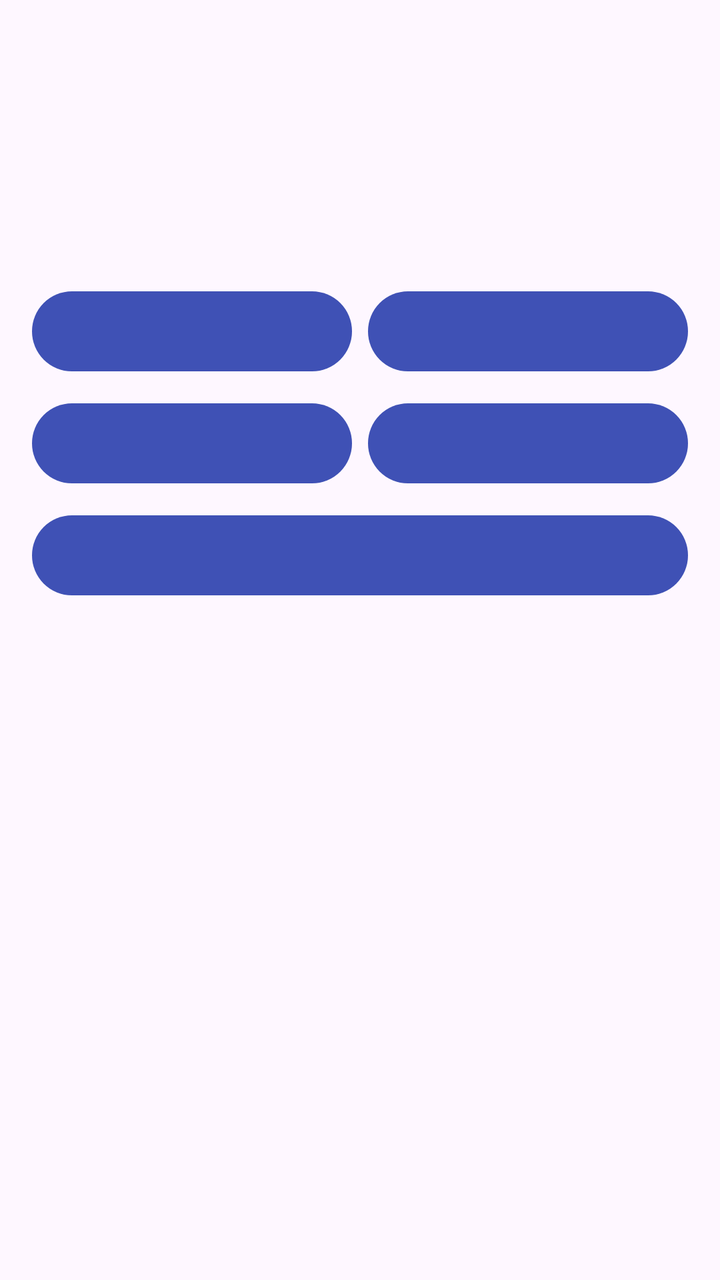
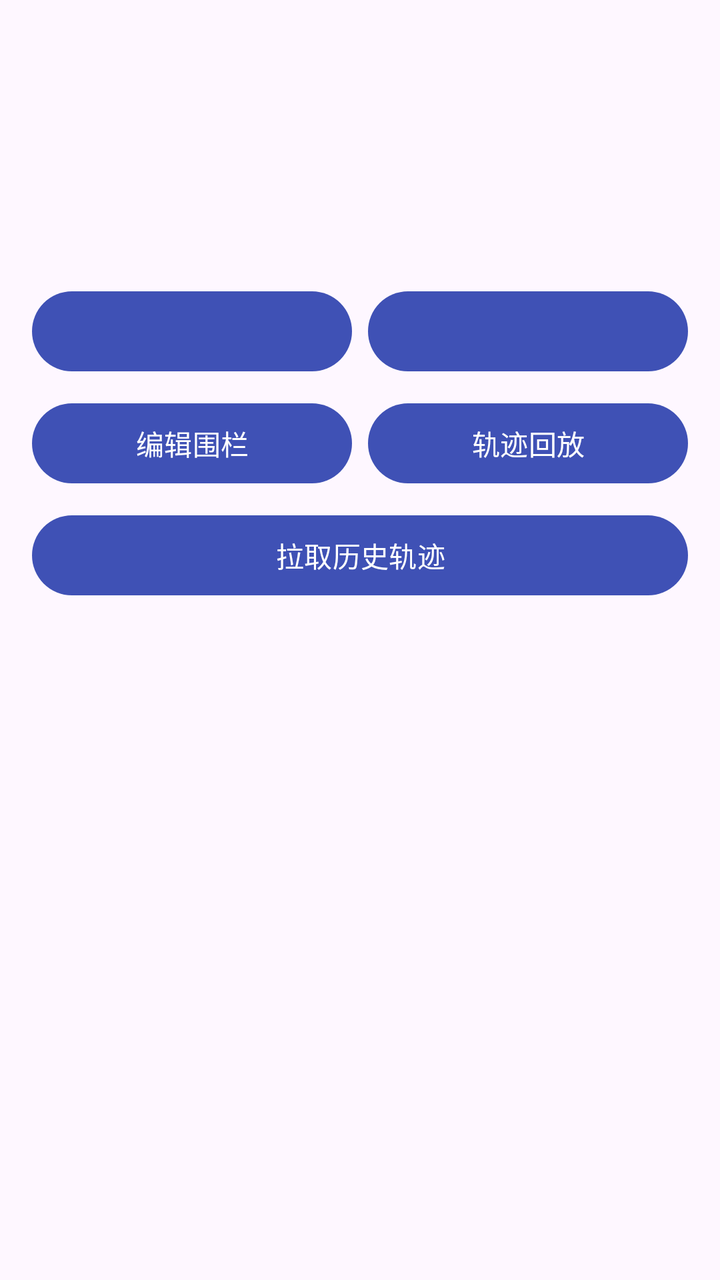

The first picture is an Android layout as it rendered before a commit; the second is the same layout after the commit. The layout source and the unified diff follow.
<!-- AndroidManifest.xml: application theme Theme.InkLink -->
<!-- res/layout/activity_device_detail.xml -->
<?xml version="1.0" encoding="utf-8"?>
<ScrollView xmlns:android="http://schemas.android.com/apk/res/android"
    android:layout_width="match_parent"
    android:layout_height="match_parent"
    android:padding="16dp">

    <LinearLayout
        android:layout_width="match_parent"
        android:layout_height="wrap_content"
        android:orientation="vertical">

        <TextView
            android:id="@+id/tv_title"
            android:layout_width="match_parent"
            android:layout_height="wrap_content"
            android:textSize="18sp"
            android:textStyle="bold" />

        <TextView
            android:id="@+id/tv_device_id"
            android:layout_width="match_parent"
            android:layout_height="wrap_content"
            android:layout_marginTop="4dp"
            android:textSize="12sp" />

        <TextView
            android:id="@+id/tv_online"
            android:layout_width="match_parent"
            android:layout_height="wrap_content"
            android:layout_marginTop="4dp"
            android:textSize="13sp" />

        <TextView
            android:id="@+id/tv_latest"
            android:layout_width="match_parent"
            android:layout_height="wrap_content"
            android:layout_marginTop="4dp"
            android:textSize="13sp" />

        <TextView
            android:id="@+id/tv_fences"
            android:layout_width="match_parent"
            android:layout_height="wrap_content"
            android:layout_marginTop="8dp"
            android:textSize="13sp" />

        <LinearLayout
            android:layout_width="match_parent"
            android:layout_height="wrap_content"
            android:layout_marginTop="12dp"
            android:orientation="horizontal">

            <Button
                android:id="@+id/btn_select"
                android:layout_width="0dp"
                android:layout_height="wrap_content"
                android:layout_marginEnd="8dp"
                android:layout_weight="1" />

            <Button
                android:id="@+id/btn_ring"
                android:layout_width="0dp"
                android:layout_height="wrap_content"
                android:layout_weight="1" />
        </LinearLayout>

        <LinearLayout
            android:layout_width="match_parent"
            android:layout_height="wrap_content"
            android:layout_marginTop="8dp"
            android:orientation="horizontal">

            <Button
                android:id="@+id/btn_fence"
                android:layout_width="0dp"
                android:layout_height="wrap_content"
                android:layout_marginEnd="8dp"
                android:layout_weight="1" />

            <Button
                android:id="@+id/btn_track"
                android:layout_width="0dp"
                android:layout_height="wrap_content"
                android:layout_weight="1" />
        </LinearLayout>

        <Button
            android:id="@+id/btn_fetch_history"
            android:layout_width="match_parent"
            android:layout_height="wrap_content"
            android:layout_marginTop="8dp" />

        <LinearLayout
            android:id="@+id/progress_panel"
            android:layout_width="match_parent"
            android:layout_height="wrap_content"
            android:layout_marginTop="8dp"
            android:orientation="vertical"
            android:visibility="gone">

            <ProgressBar
                android:id="@+id/progress_fetch"
                style="?android:attr/progressBarStyleHorizontal"
                android:layout_width="match_parent"
                android:layout_height="wrap_content"
                android:max="100" />

            <TextView
                android:id="@+id/tv_fetch_progress"
                android:layout_width="match_parent"
                android:layout_height="wrap_content"
                android:layout_marginTop="4dp"
                android:textSize="12sp" />

            <Button
                android:id="@+id/btn_cancel_fetch"
                android:layout_width="match_parent"
                android:layout_height="wrap_content"
                android:layout_marginTop="4dp"
                android:text="@string/cancel" />
        </LinearLayout>
    </LinearLayout>
</ScrollView>
<!-- resources referenced by this layout -->
<resources>
  <string name="cancel">取消</string>
  <style name="Theme.InkLink" parent="Theme.Material3.DayNight.NoActionBar">
          <item name="colorPrimary">#3F51B5</item>
          <item name="android:statusBarColor">#303F9F</item>
          <item name="android:windowLightStatusBar">false</item>
      </style>
</resources>

<!-- the commit's change to res/layout/activity_device_detail.xml (unified diff, before → after) -->
@@ -75,20 +75,23 @@
                 android:layout_width="0dp"
                 android:layout_height="wrap_content"
                 android:layout_marginEnd="8dp"
-                android:layout_weight="1" />
+                android:layout_weight="1"
+                android:text="@string/edit_fence" />
 
             <Button
                 android:id="@+id/btn_track"
                 android:layout_width="0dp"
                 android:layout_height="wrap_content"
-                android:layout_weight="1" />
+                android:layout_weight="1"
+                android:text="@string/track_replay" />
         </LinearLayout>
 
         <Button
             android:id="@+id/btn_fetch_history"
             android:layout_width="match_parent"
             android:layout_height="wrap_content"
-            android:layout_marginTop="8dp" />
+            android:layout_marginTop="8dp"
+            android:text="@string/fetch_history" />
 
         <LinearLayout
             android:id="@+id/progress_panel"
<!-- resource entries referenced after the edit -->
@@ -1,6 +1,9 @@
 <!-- resources referenced by this layout -->
 <resources>
   <string name="cancel">取消</string>
+  <string name="edit_fence">编辑围栏</string>
+  <string name="fetch_history">拉取历史轨迹</string>
+  <string name="track_replay">轨迹回放</string>
   <style name="Theme.InkLink" parent="Theme.Material3.DayNight.NoActionBar">
           <item name="colorPrimary">#3F51B5</item>
           <item name="android:statusBarColor">#303F9F</item>
